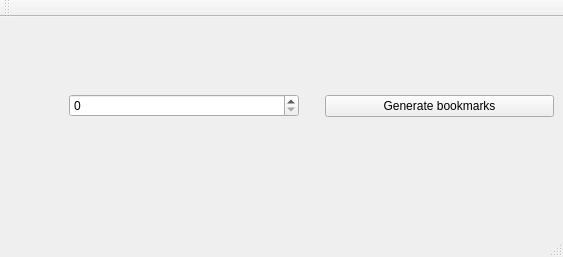
5yato4ok/timeline_widget, file mainwindow.ui: the form before one commit.
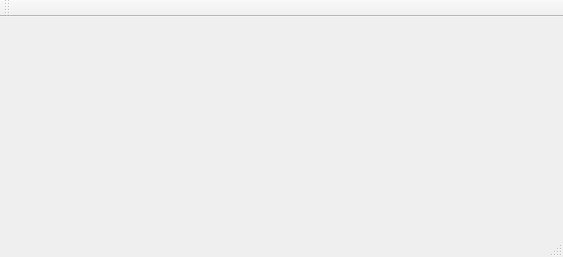
The form after the commit.

What changed in the file:
```diff
--- a/mainwindow.ui
+++ b/mainwindow.ui
@@ -16,106 +16,7 @@
   <widget class="QWidget" name="centralwidget">
    <layout class="QVBoxLayout" name="verticalLayout">
     <item>
-     <layout class="QGridLayout" name="buttonLayout">
-      <item row="0" column="3">
-       <widget class="QSpinBox" name="spinBox">
-        <property name="maximum">
-         <number>100000000</number>
-        </property>
-       </widget>
-      </item>
-      <item row="0" column="5">
-       <widget class="QPushButton" name="pushButton">
-        <property name="text">
-         <string>Generate bookmarks</string>
-        </property>
-       </widget>
-      </item>
-      <item row="0" column="1">
-       <spacer name="verticalSpacer_2">
-        <property name="orientation">
-         <enum>Qt::Vertical</enum>
-        </property>
-        <property name="sizeHint" stdset="0">
-         <size>
-          <width>20</width>
-          <height>40</height>
-         </size>
-        </property>
-       </spacer>
-      </item>
-      <item row="0" column="0">
-       <spacer name="verticalSpacer">
-        <property name="orientation">
-         <enum>Qt::Vertical</enum>
-        </property>
-        <property name="sizeHint" stdset="0">
-         <size>
-          <width>20</width>
-          <height>40</height>
-         </size>
-        </property>
-       </spacer>
-      </item>
-      <item row="0" column="2">
-       <spacer name="verticalSpacer_3">
-        <property name="orientation">
-         <enum>Qt::Vertical</enum>
-        </property>
-        <property name="sizeHint" stdset="0">
-         <size>
-          <width>20</width>
-          <height>40</height>
-         </size>
-        </property>
-       </spacer>
-      </item>
-      <item row="0" column="4">
-       <spacer name="verticalSpacer_4">
-        <property name="orientation">
-         <enum>Qt::Vertical</enum>
-        </property>
-        <property name="sizeHint" stdset="0">
-         <size>
-          <width>20</width>
-          <height>40</height>
-         </size>
-        </property>
-       </spacer>
-      </item>
-     </layout>
-    </item>
-    <item>
-     <spacer name="horizontalSpacer">
-      <property name="orientation">
-       <enum>Qt::Horizontal</enum>
-      </property>
-      <property name="sizeHint" stdset="0">
-       <size>
-        <width>40</width>
-        <height>20</height>
-       </size>
-      </property>
-     </spacer>
-    </item>
-    <item>
-     <spacer name="horizontalSpacer_2">
-      <property name="orientation">
-       <enum>Qt::Horizontal</enum>
-      </property>
-      <property name="sizeHint" stdset="0">
-       <size>
-        <width>40</width>
-        <height>20</height>
-       </size>
-      </property>
-     </spacer>
-    </item>
-    <item>
-     <layout class="QVBoxLayout" name="time_line_layout"/>
-    </item>
-    <item>
-     <layout class="QVBoxLayout" name="bkmrs_layout"/>
+     <layout class="QVBoxLayout" name="graphicsLayout"/>
     </item>
    </layout>
   </widget>
```
